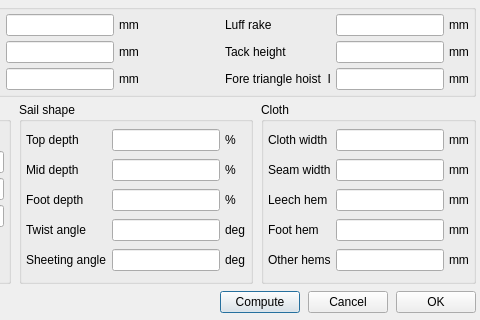
Above: src/formsaildefbase.ui from sailcut/sailcut before the change; both pictures show x 355 to 835 and y 244 to 564 of the 835 by 564 pixel window. Below: the same form after it.
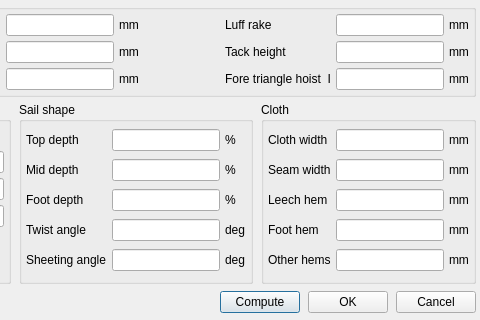
That is the form after the change.

Commit message: reorder OK / Cancel buttons

Patch:
```diff
--- a/src/formsaildefbase.ui
+++ b/src/formsaildefbase.ui
@@ -1160,13 +1160,6 @@
        </property>
       </widget>
      </item>
-     <item>
-      <widget class="QPushButton" name="btnCancel">
-       <property name="text">
-        <string>Cancel</string>
-       </property>
-      </widget>
-     </item>
      <item>
       <widget class="QPushButton" name="btnOK">
        <property name="focusPolicy">
@@ -1177,6 +1170,13 @@
        </property>
       </widget>
      </item>
+     <item>
+      <widget class="QPushButton" name="btnCancel">
+       <property name="text">
+        <string>Cancel</string>
+       </property>
+      </widget>
+     </item>
     </layout>
    </item>
   </layout>
```
